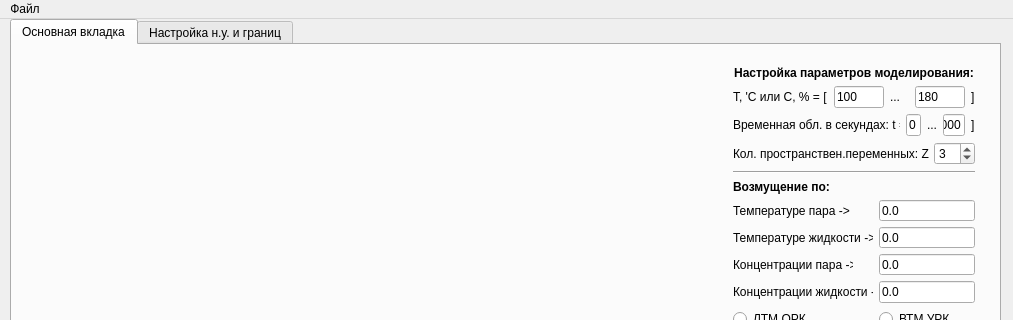
Before: the Qt Designer form mainwindow.ui in Rivares/5part, drawn with Qt 5; both pictures show x 0 to 1013 and y 0 to 320 of the 1013 by 577 pixel window.
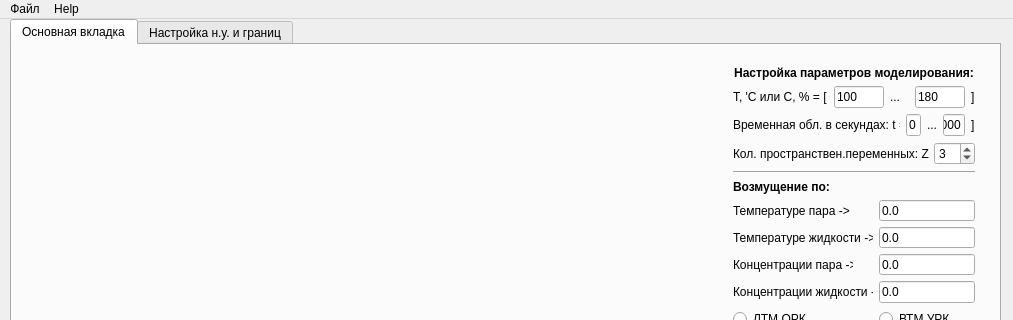
After: the same form once the commit is applied. Custom widgets are drawn as their Qt base class.

What changed in the file:
```diff
--- a/mainwindow.ui
+++ b/mainwindow.ui
@@ -1049,7 +1049,15 @@
     <addaction name="separator"/>
     <addaction name="action_3"/>
    </widget>
+   <widget class="QMenu" name="menuHelp">
+    <property name="title">
+     <string>Help</string>
+    </property>
+    <addaction name="actionAbout_rectification_column"/>
+    <addaction name="action3D_model"/>
+   </widget>
    <addaction name="menu"/>
+   <addaction name="menuHelp"/>
   </widget>
   <widget class="QStatusBar" name="statusBar"/>
   <action name="action">
```
Left out of the diff: 22 changed lines with no effect on the pictures.
